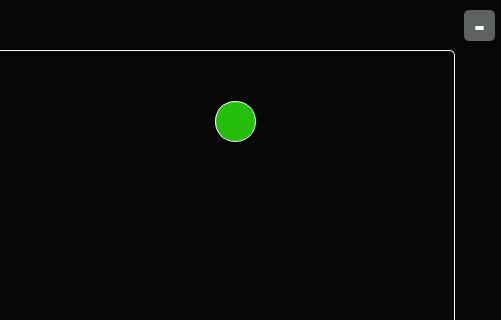
First picture: the form in src/main/python/main.ui, repository Ahmed-Dakrory/ProctoringApp, before the edit; both pictures show x 546 to 1047 and y 0 to 320 of the 1047 by 537 pixel window.
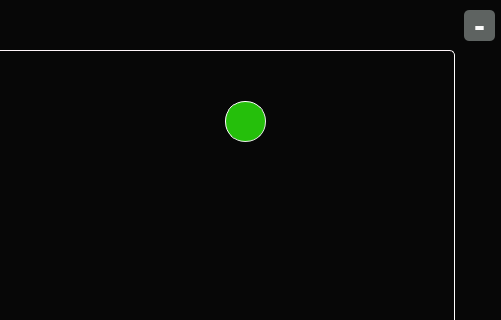
Second picture: the form after the edit. Icons and pictures are not drawn.

Patch:
```diff
--- a/src/main/python/main.ui
+++ b/src/main/python/main.ui
@@ -1341,7 +1341,7 @@
        <property name="geometry">
         <rect>
          <x>100</x>
-         <y>0</y>
+         <y>-10</y>
          <width>611</width>
          <height>351</height>
         </rect>
@@ -1371,7 +1371,7 @@
        <property name="geometry">
         <rect>
          <x>260</x>
-         <y>10</y>
+         <y>0</y>
          <width>311</width>
          <height>301</height>
         </rect>
@@ -1415,7 +1415,7 @@
       <widget class="QPushButton" name="repeatButton">
        <property name="geometry">
         <rect>
-         <x>540</x>
+         <x>550</x>
          <y>40</y>
          <width>41</width>
          <height>41</height>
```
Left out of the diff: 2 changed lines with no effect on the pictures.
